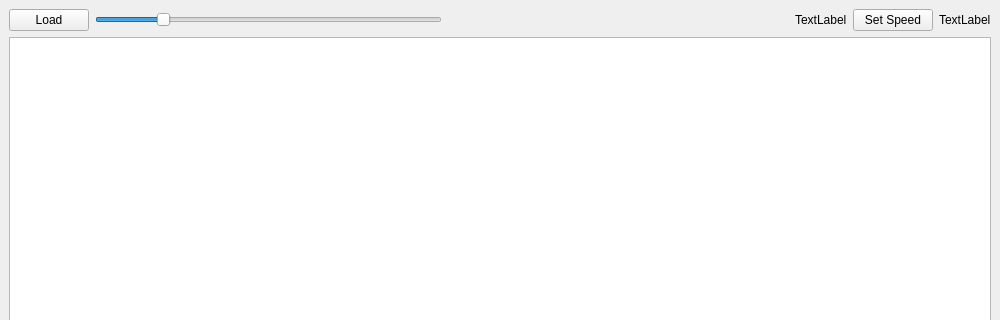
First picture: the form in src/mainwindow.ui, repository Faz0lek/vut-fit-icp, before the edit; both pictures show x 0 to 1000 and y 0 to 320 of the 1000 by 800 pixel window.
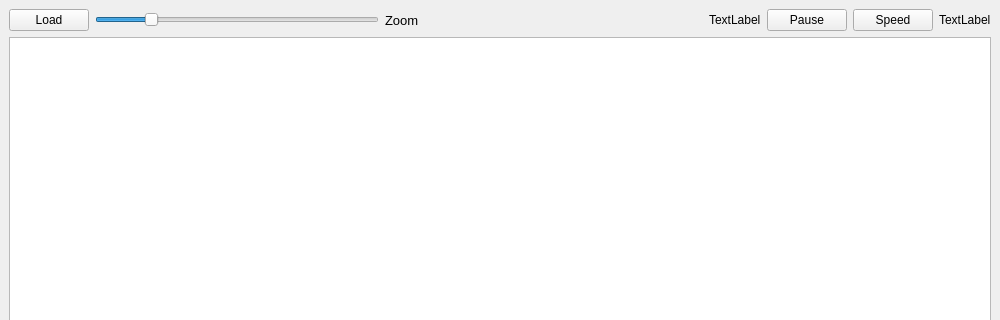
Second picture: the form after the edit.

```diff
--- a/src/mainwindow.ui
+++ b/src/mainwindow.ui
@@ -40,6 +40,18 @@
         </property>
        </widget>
       </item>
+      <item>
+       <widget class="QLabel" name="zoomLabel">
+        <property name="font">
+         <font>
+          <pointsize>10</pointsize>
+         </font>
+        </property>
+        <property name="text">
+         <string>Zoom</string>
+        </property>
+       </widget>
+      </item>
       <item>
        <spacer name="horizontalSpacer">
         <property name="orientation">
@@ -60,10 +72,17 @@
         </property>
        </widget>
       </item>
+      <item>
+       <widget class="QPushButton" name="ppButton">
+        <property name="text">
+         <string>Pause</string>
+        </property>
+       </widget>
+      </item>
       <item>
        <widget class="QPushButton" name="setSpeedButton">
         <property name="text">
-         <string>Set Speed</string>
+         <string>Speed</string>
         </property>
        </widget>
       </item>
```
